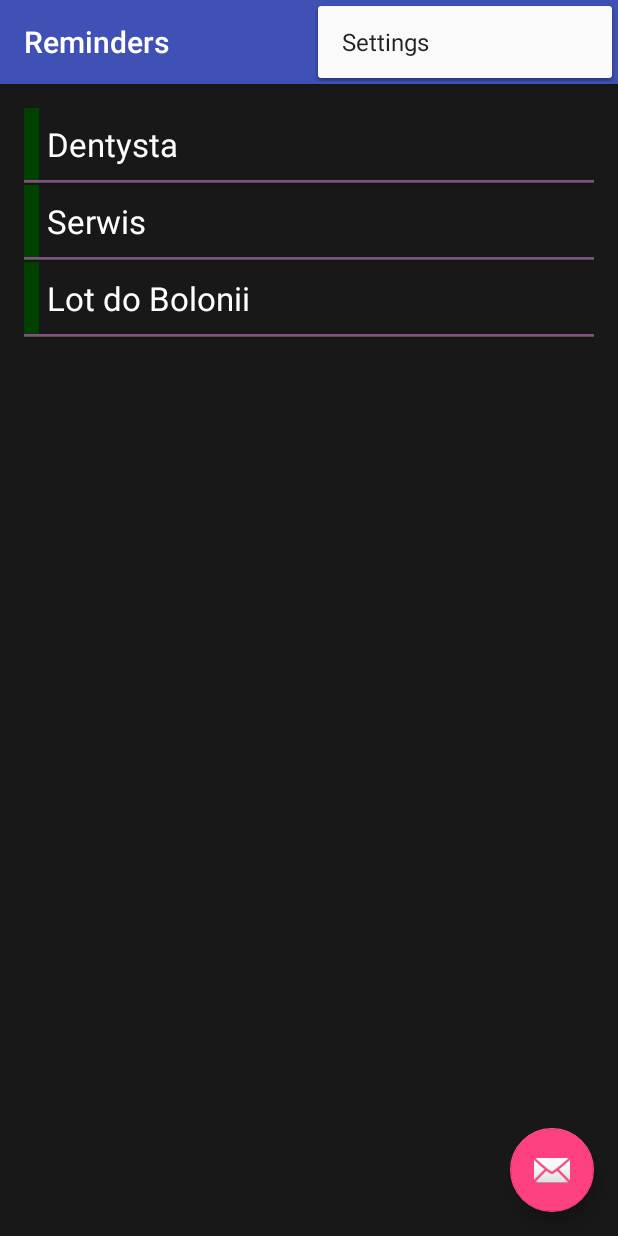
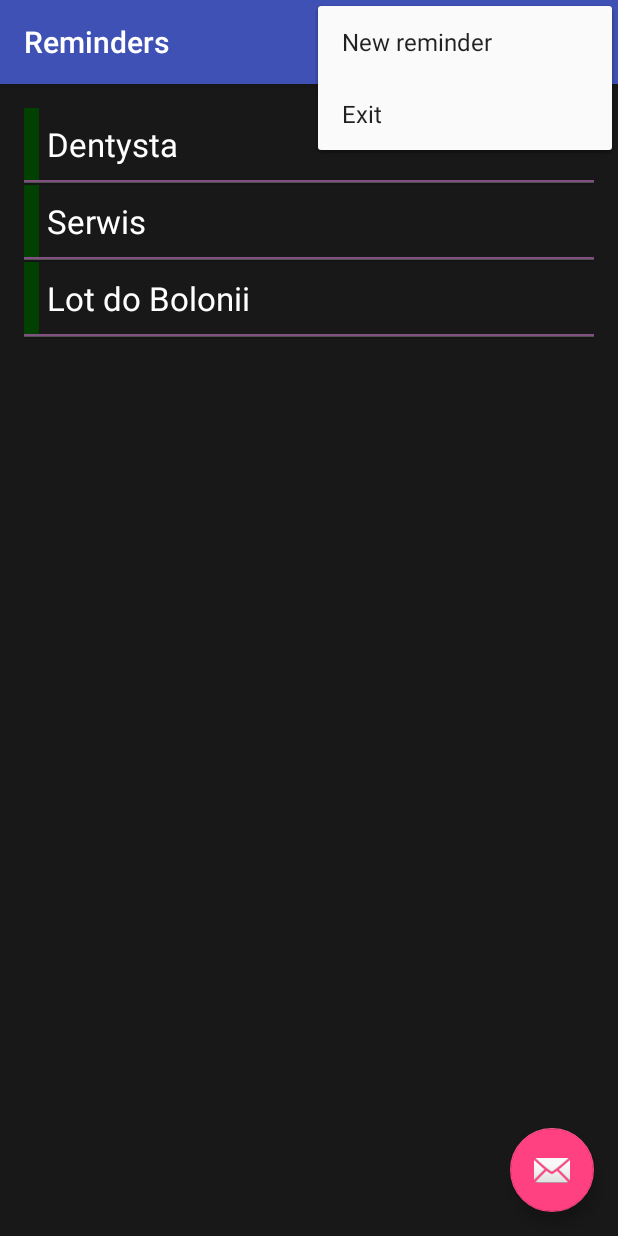
Before and after one commit to tombuczynski/reminder, an Android app: the screen it shows after launch (RemindersActivity), with the options menu open, on a phone screen of 412 x 824 dp. Run offline under Robolectric (Android 15) with nearby library versions, the phone set to English and light mode, and no system bars.

Commit message:
Dodane główne menu

```diff
--- a/app/src/main/res/layout/activity_reminders.xml
+++ b/app/src/main/res/layout/activity_reminders.xml
@@ -16,7 +16,7 @@
         <android.support.v7.widget.Toolbar
             android:id="@+id/toolbar"
             android:layout_width="match_parent"
-            android:layout_height="?attr/actionBarSize"
+            android:layout_height="56dp"
             android:background="?attr/colorPrimary"
             app:popupTheme="@style/AppTheme.PopupOverlay"/>
 
--- a/app/src/main/res/layout/content_reminders.xml
+++ b/app/src/main/res/layout/content_reminders.xml
@@ -12,6 +12,7 @@
     android:paddingTop="@dimen/activity_vertical_margin"
     app:layout_behavior="@string/appbar_scrolling_view_behavior"
     tools:context="com.apress.gerber.reminders.RemindersActivity"
+    tools:showIn="@layout/activity_reminders"
     >
 
     <ListView
--- a/app/src/main/res/menu/menu_reminders.xml
+++ b/app/src/main/res/menu/menu_reminders.xml
@@ -3,8 +3,13 @@
       xmlns:tools="http://schemas.android.com/tools"
       tools:context="com.apress.gerber.reminders.RemindersActivity">
     <item
-        android:id="@+id/action_settings"
+        android:id="@+id/action_new"
         android:orderInCategory="100"
-        android:title="@string/action_settings"
+        android:title="@string/action_new"
+        app:showAsAction="never"/>
+    <item
+        android:id="@+id/action_exit"
+        android:orderInCategory="100"
+        android:title="@string/action_exit"
         app:showAsAction="never"/>
 </menu>
--- a/app/src/main/res/values/strings.xml
+++ b/app/src/main/res/values/strings.xml
@@ -1,4 +1,5 @@
 <resources>
     <string name="app_name">Reminders</string>
-    <string name="action_settings">Settings</string>
+    <string name="action_new">New reminder</string>
+    <string name="action_exit">Exit</string>
 </resources>
--- a/build.gradle
+++ b/build.gradle
@@ -3,9 +3,10 @@
 buildscript {
     repositories {
         jcenter()
+        google()
     }
     dependencies {
-        classpath 'com.android.tools.build:gradle:2.1.0'
+        classpath 'com.android.tools.build:gradle:3.1.1'
 
         // NOTE: Do not place your application dependencies here; they belong
         // in the individual module build.gradle files
@@ -15,6 +16,7 @@ buildscript {
 allprojects {
     repositories {
         jcenter()
+        google()
     }
 }
 
```
Also changed, not shown: app/build.gradle (+12 -8 lines), app/src/main/java/com/apress/gerber/reminders/RemindersActivity.java (+10 -4 lines), gradle/wrapper/gradle-wrapper.properties.
